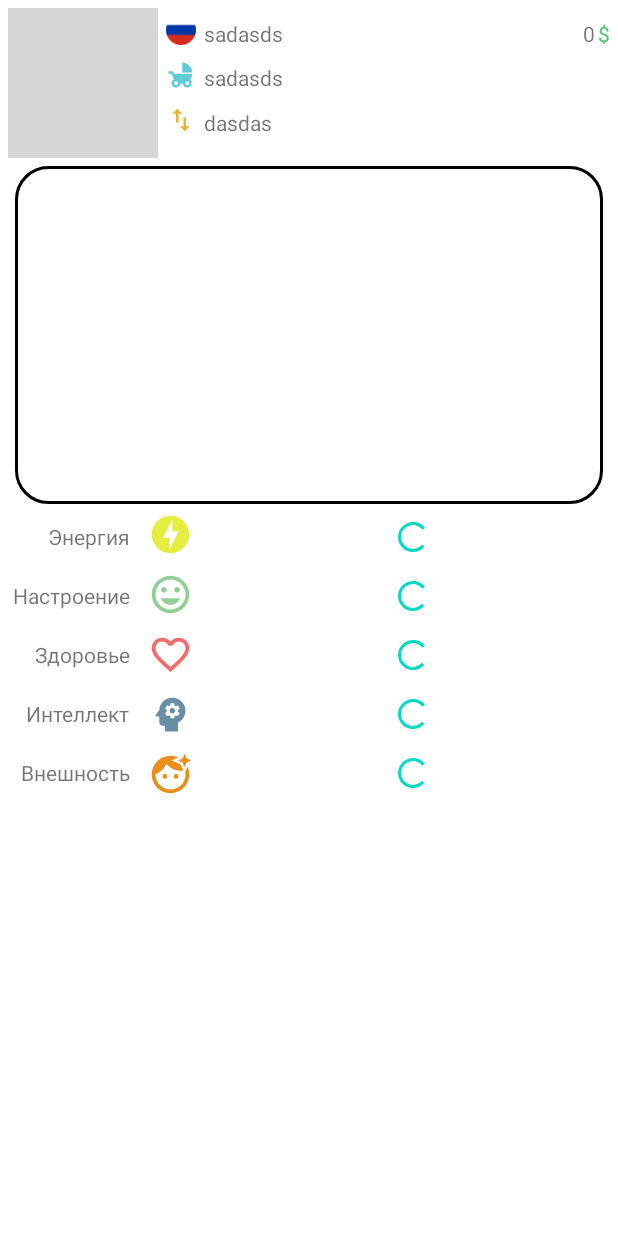
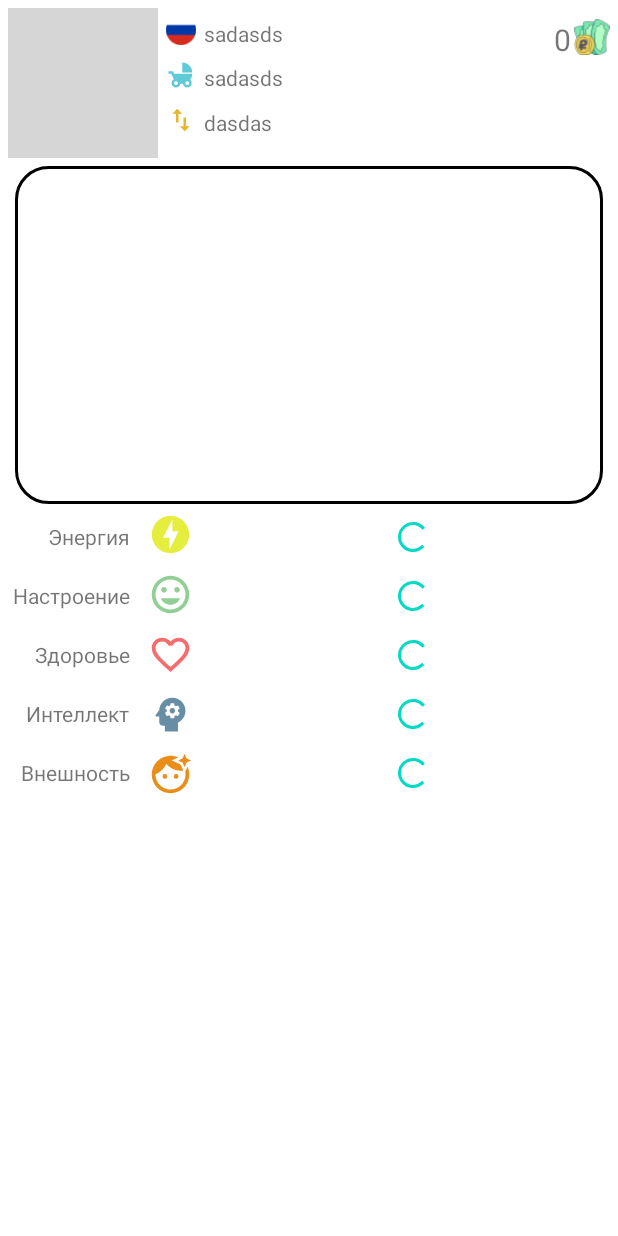
Before and after one commit to etogus/LifeSim, an Android app: the layout fragment_status.xml on its own in the app's theme, with its tools: preview values and no code run, on a phone screen of 412 x 824 dp. Run offline under Robolectric (Android 15) with nearby library versions, the phone set to English and light mode, and no system bars; plain views replace RoundedProgressBar; grey boxes are pictures that could not be loaded.

Commit message:
Added money icon

```diff
--- a/app/src/main/res/layout/fragment_status.xml
+++ b/app/src/main/res/layout/fragment_status.xml
@@ -105,13 +105,12 @@
                         app:layout_constraintStart_toEndOf="@+id/playerStatModifiersIcon"
                         app:layout_constraintTop_toBottomOf="@+id/playerStatus" />
 
-                    <TextView
+                    <ImageView
                         android:id="@+id/dollarSign"
-                        android:layout_width="wrap_content"
-                        android:layout_height="wrap_content"
+                        android:layout_width="24dp"
+                        android:layout_height="24dp"
                         android:layout_marginEnd="5dp"
-                        android:text="@string/dollar_sign"
-                        android:textColor="#4FC476"
+                        android:src="@drawable/icon_ruble"
                         app:layout_constraintEnd_toEndOf="parent"
                         app:layout_constraintTop_toTopOf="@+id/playerName" />
 
@@ -121,6 +120,7 @@
                         android:layout_height="wrap_content"
                         android:layout_marginEnd="2dp"
                         android:text="@string/player_money"
+                        android:textSize="20sp"
                         app:layout_constraintEnd_toStartOf="@+id/dollarSign"
                         app:layout_constraintTop_toTopOf="@+id/playerName" />
 
```
Also changed, not shown: app/src/main/res/drawable/icon_dollar.png (added), app/src/main/res/drawable/icon_euro.png (added), app/src/main/res/drawable/icon_pound.png (added), app/src/main/res/drawable/icon_ruble.png (added).
